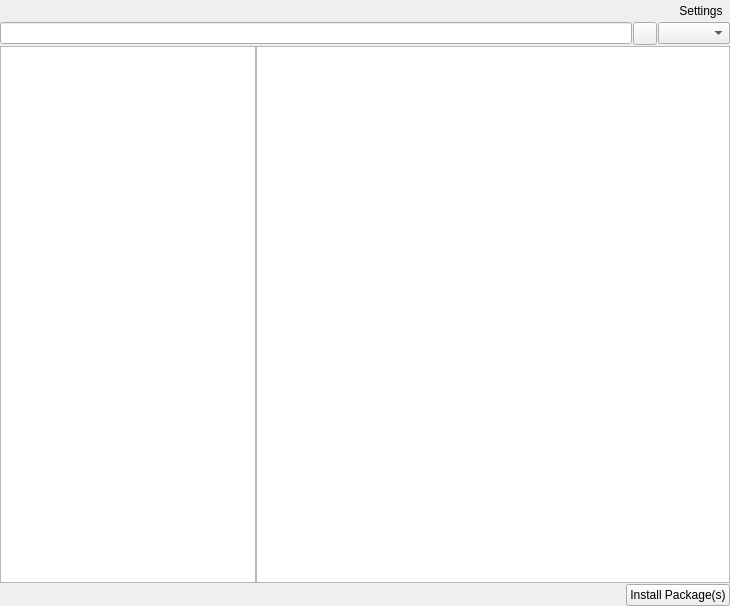
Before: the Qt Designer form kde/package-manager/manager/ui/mainwidget_v3.ui in pars-linux/uludag, drawn with Qt 5.
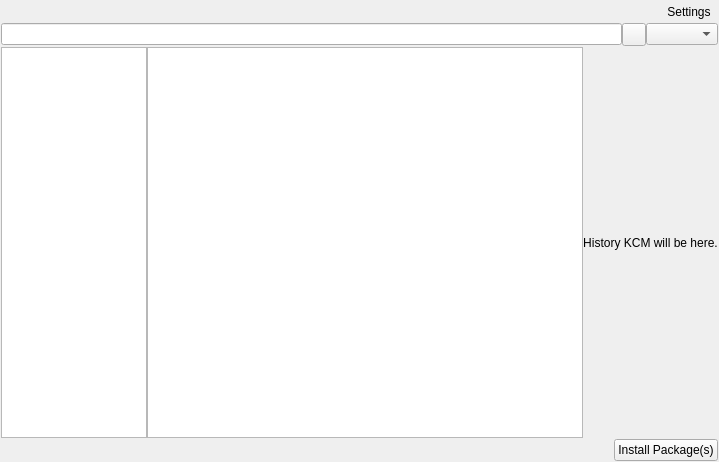
After: the same form once the commit is applied. Custom widgets are drawn as their Qt base class.

Commit message: * Add history tab for future release

The edit to the form file:
```diff
--- a/kde/package-manager/manager/ui/mainwidget_v3.ui
+++ b/kde/package-manager/manager/ui/mainwidget_v3.ui
@@ -6,18 +6,18 @@
    <rect>
     <x>0</x>
     <y>0</y>
-    <width>730</width>
-    <height>606</height>
+    <width>719</width>
+    <height>462</height>
    </rect>
   </property>
   <property name="windowTitle">
    <string>Form</string>
   </property>
   <layout class="QGridLayout" name="gridLayout_2">
-   <property name="margin">
-    <number>0</number>
+   <property name="verticalSpacing">
+    <number>1</number>
    </property>
-   <property name="spacing">
+   <property name="margin">
     <number>1</number>
    </property>
    <item row="0" column="0">
@@ -66,7 +66,10 @@
     </layout>
    </item>
    <item row="1" column="0">
-    <layout class="QHBoxLayout" name="horizontalLayout_2">
+    <layout class="QHBoxLayout" name="searchActions">
+     <property name="spacing">
+      <number>0</number>
+     </property>
      <item>
       <widget class="KLineEdit" name="searchLine">
        <property name="whatsThis">
@@ -109,8 +112,13 @@
     </layout>
    </item>
    <item row="2" column="0">
+    <layout class="QHBoxLayout" name="horizontalLayout_5">
+     <property name="spacing">
+      <number>0</number>
+     </property>
+     <item>
     <widget class="QWidget" name="content" native="true">
-     <layout class="QHBoxLayout" name="horizontalLayout_3">
+       <layout class="QHBoxLayout" name="horizontalLayout_3" stretch="1,3">
       <property name="spacing">
        <number>0</number>
       </property>
@@ -120,23 +128,11 @@
       <item>
        <widget class="GroupList" name="groupList">
         <property name="sizePolicy">
-         <sizepolicy hsizetype="Fixed" vsizetype="Expanding">
+           <sizepolicy hsizetype="Expanding" vsizetype="Expanding">
           <horstretch>0</horstretch>
           <verstretch>0</verstretch>
          </sizepolicy>
         </property>
-        <property name="minimumSize">
-         <size>
-          <width>230</width>
-          <height>0</height>
-         </size>
-        </property>
-        <property name="maximumSize">
-         <size>
-          <width>260</width>
-          <height>16777215</height>
-         </size>
-        </property>
         <property name="whatsThis">
          <string>Category Panel</string>
         </property>
@@ -144,12 +140,6 @@
       </item>
       <item>
        <widget class="PackageView" name="packageList">
-        <property name="minimumSize">
-         <size>
-          <width>450</width>
-          <height>0</height>
-         </size>
-        </property>
         <property name="whatsThis">
          <string>Package List</string>
         </property>
@@ -202,6 +192,30 @@
       </item>
      </layout>
     </widget>
+     </item>
+     <item>
+      <widget class="QWidget" name="contentHistory" native="true">
+       <layout class="QHBoxLayout" name="horizontalLayout_4">
+        <property name="spacing">
+         <number>0</number>
+        </property>
+        <property name="margin">
+         <number>0</number>
+        </property>
+        <item>
+         <widget class="QLabel" name="label">
+          <property name="text">
+           <string>History KCM will be here.</string>
+          </property>
+          <property name="alignment">
+           <set>Qt::AlignCenter</set>
+          </property>
+         </widget>
+        </item>
+       </layout>
+      </widget>
+     </item>
+    </layout>
    </item>
    <item row="3" column="0">
     <widget class="QWidget" name="actions" native="true">
```
Lines whose indentation alone changed are shown as unchanged. The commit also changes 3 other files.
